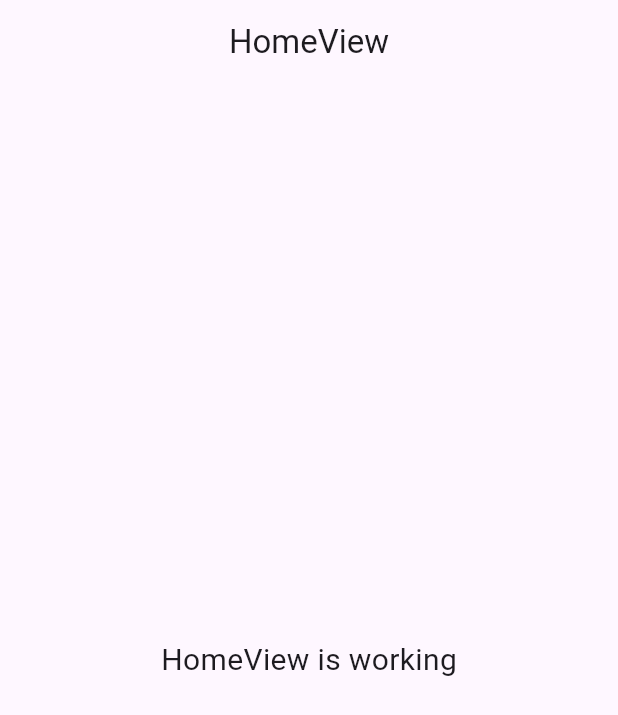
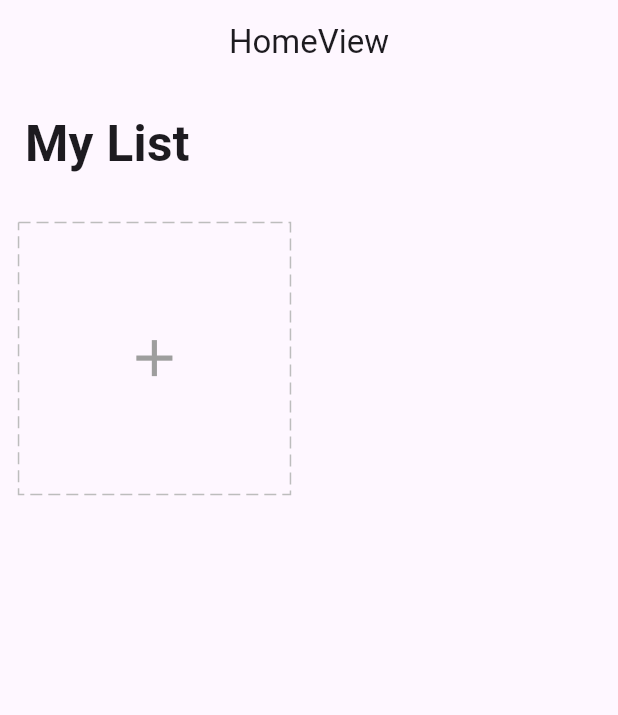
Before and after one commit to delandapp/taskapp, a Flutter app: the screen it shows after launch, on a phone screen of 412 x 824 dp. Shown: the top 715 px of the screen. Run offline on Flutter 3.47's test engine with Material 3 defaults, Android fonts, the phone set to English and light mode, and no system bars; drawn by our look-alikes of dotted_border; our stand-ins replace equatable, flutter_easyloading, get, get_storage, step_progress_indicator.

Commit message:
update two

```diff
--- a/lib/app/data/service/storage/services.dart
+++ b/lib/app/data/service/storage/services.dart
@@ -7,6 +7,7 @@ class StorageService extends GetxService {
   Future<StorageService> init() async {
     _box = GetStorage();
     // Cek apakah kita sudah menyimpan data di penyimpanan local
+    // await _box.write(taskKey, []);
     await _box.writeIfNull(taskKey, []);
     return this;
   }
--- a/lib/app/modules/home/controllers/home_controller.dart
+++ b/lib/app/modules/home/controllers/home_controller.dart
@@ -1,10 +1,24 @@
+import 'package:flutter/widgets.dart';
 import 'package:get/get.dart';
+import 'package:taskapp/app/data/models/task.dart';
+import 'package:taskapp/app/data/service/storage/repository.dart';
 
 class HomeController extends GetxController {
+  // Inisiasi varibel untuk bisa membaca dan menulis di localstorage
+  TaskRepository taskRepository;
 
+  // Membuat construktor untuk home Controller
+  HomeController({required this.taskRepository});
+
+  final formKey = GlobalKey<FormState>();
+  final editController = TextEditingController();
+  final tasks = <Task>[].obs;
+  final chipIndex = 0.obs;
   @override
   void onInit() {
     super.onInit();
+    tasks.assignAll(taskRepository.readTasks());
+    ever(tasks, (_) => taskRepository.writeTasks(tasks));
   }
 
   @override
@@ -15,6 +29,19 @@ class HomeController extends GetxController {
   @override
   void onClose() {
     super.onClose();
+
   }
 
+  void changeChipIndex(int value) {
+    chipIndex.value = value;
+  }
+
+  bool addTask(Task task) {
+    if(tasks.contains(task)) {
+      return false;
+    }
+
+    tasks.add(task);
+    return true;
+  }
 }
--- a/lib/app/modules/home/views/home_view.dart
+++ b/lib/app/modules/home/views/home_view.dart
@@ -1,6 +1,10 @@
 import 'package:flutter/material.dart';
 
 import 'package:get/get.dart';
+import 'package:taskapp/app/core/utils/extensions.dart';
+import 'package:taskapp/app/data/models/task.dart';
+import 'package:taskapp/app/modules/home/widgets/add_card.dart';
+import 'package:taskapp/app/modules/home/widgets/task_card.dart';
 
 import '../controllers/home_controller.dart';
 
@@ -13,12 +17,29 @@ class HomeView extends GetView<HomeController> {
           title: const Text('HomeView'),
           centerTitle: true,
         ),
-      body: Center(
+        body: SafeArea(
+          child: ListView(
+            children: [
+              Padding(
+                padding: EdgeInsets.all(4.0.wp),
                 child: Text(
-          'HomeView is working',
-          style: TextStyle(fontSize: 20),
+                  'My List',
+                  style: TextStyle(
+                    fontSize: 24.0.sp,
+                    fontWeight: FontWeight.bold,
                   ),
                 ),
-    );
+              ),
+              Obx(
+                () => GridView.count(
+                  crossAxisCount: 2,
+                  shrinkWrap: true,
+                  physics: const ClampingScrollPhysics(),
+                  children: [...controller.tasks.map((element) => TaskCard(task: element)),AddCard()],
+                ),
+              )
+            ],
+          ),
+        ));
   }
 }
--- /dev/null
+++ b/lib/app/widgets/icons.dart
@@ -0,0 +1,14 @@
+import 'package:flutter/material.dart';
+import 'package:taskapp/app/core/values/colors.dart';
+import 'package:taskapp/app/core/values/icons.dart';
+
+List<Icon> getIcons(){
+  return const [
+    Icon(IconData(personIcon,fontFamily: 'MaterialIcons'),color: purple,),
+    Icon(IconData(worklcon,fontFamily: 'MaterialIcons'),color: pink,),
+    Icon(IconData(movieIcon,fontFamily: 'MaterialIcons'),color: deepPink,),
+    Icon(IconData(sporticon,fontFamily: 'MaterialIcons'),color: yellow,),
+    Icon(IconData(travelIcon,fontFamily: 'MaterialIcons'),color: green,),
+    Icon(IconData(shoplcon,fontFamily: 'MaterialIcons'),color: lightBlue,),
+  ];
+}
--- a/lib/main.dart
+++ b/lib/main.dart
@@ -3,6 +3,7 @@ import 'package:flutter/material.dart';
 import 'package:get/get.dart';
 import 'package:get_storage/get_storage.dart';
 import 'package:taskapp/app/data/service/storage/services.dart';
+import 'package:flutter_easyloading/flutter_easyloading.dart';
 
 import 'app/routes/app_pages.dart';
 
@@ -16,6 +17,7 @@ void main() async {
       debugShowCheckedModeBanner: false,
       initialRoute: AppPages.INITIAL,
       getPages: AppPages.routes,
+      builder: EasyLoading.init(),
     ),
   );
 }
--- a/pubspec.yaml
+++ b/pubspec.yaml
@@ -15,6 +15,9 @@ dependencies:
   flutter:
     sdk: flutter
   equatable: ^2.0.5
+  flutter_easyloading: ^3.0.5
+  dotted_border: ^2.1.0
+  step_progress_indicator: ^1.0.2
 
 dev_dependencies:
   flutter_lints: ^3.0.0
```
Also changed, not shown: lib/app/modules/home/bindings/home_binding.dart (+7 -1 lines), lib/app/modules/home/widgets/add_card.dart (added, +127 -0 lines), lib/app/modules/home/widgets/task_card.dart (added, +82 -0 lines), pubspec.lock. Lines whose indentation alone changed are shown as unchanged.
